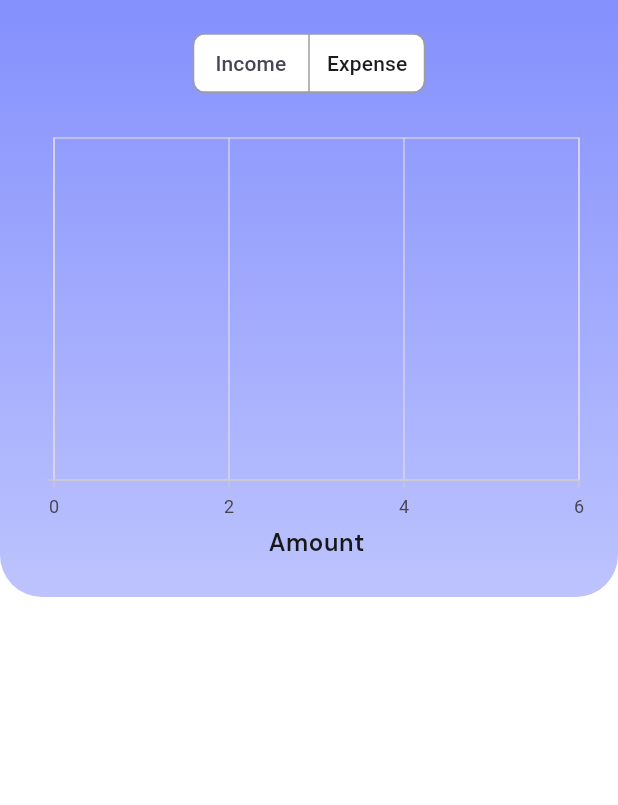
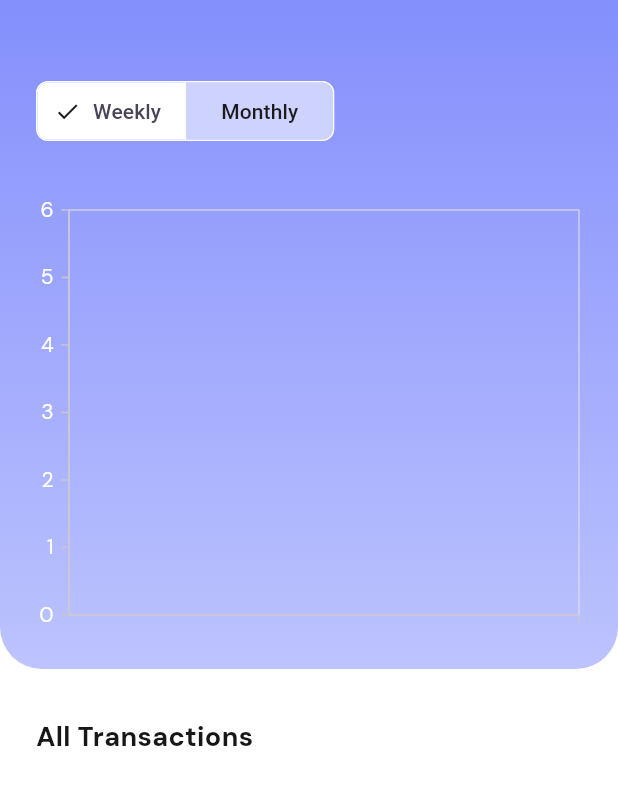
Before and after one commit to Ankit180898/spendify, a Flutter app: the NewWalletScreen screen opened directly, on a phone screen of 412 x 824 dp, the part 96-901 px from its top. Run offline on Flutter 3.47's test engine with Material 3 defaults, Android fonts, the phone set to English and light mode, and no system bars; our stand-ins replace flutter_dotenv, flutter_svg, get, google_fonts, iconsax, image_picker and 5 more; missing offline and left inert: staggered_grid_view_flutter; accounts and stored records are empty; network calls fail; Roboto replaces fonts that are missing (poppins); statements that could not run were skipped; project files that could hold a hidden picture were left out.

Commit message:
Added graph and improved the ui

```diff
--- a/lib/controller/home_controller/home_controller.dart
+++ b/lib/controller/home_controller/home_controller.dart
@@ -23,11 +23,15 @@ class HomeController extends GetxController {
   var isLoading = false.obs;
   var totalExpense = 0.obs;
   var totalIncome = 0.obs;
-  var selectedFilter = 'day'.obs;
+  var selectedFilter = 'weekly'.obs;
 
   var selectedChip = ''.obs;
+  var isSelected = false.obs;
   List<Map<String, dynamic>> chartData = [];
 
+  // pagination variables
+  var currentPage = 1;
+  var itemsPerPage = 10;
   @override
   void onInit() async {
     super.onInit();
@@ -35,7 +39,7 @@ class HomeController extends GetxController {
     await getTransactions();
     await getBalance();
     // Filter transactions into income and expense
-    filterTransactions('income');
+    filterTransactions(selectedFilter.value);
   }
 
   Future<void> getProfile() async {
@@ -115,17 +119,36 @@ class HomeController extends GetxController {
 
   var filteredTransactions = <Map<String, dynamic>>[].obs;
 
-  // Method to filter transactions based on type (expense or income)
-  void filterTransactions(String type) {
-    filteredTransactions.assignAll(transactions
-        .where((transaction) => transaction['type'] == type)
-        .toList());
+  // Method to filter transactions based on date
+  void filterTransactions(String date) {
+    final now = DateTime.now();
+    switch (date) {
+      case 'weekly':
+        final startOfWeek = getMondayOfCurrentWeek();
+        filteredTransactions.assignAll(transactions
+            .where((transaction) =>
+                DateTime.parse(transaction['date']).isAfter(startOfWeek))
+            .toList());
+        break;
+      case 'monthly':
+        final startOfMonth = DateTime(now.year, now.month, 1);
+        filteredTransactions.assignAll(transactions
+            .where((transaction) =>
+                DateTime.parse(transaction['date']).isAfter(startOfMonth))
+            .toList());
+        break;
+      // Add more cases for other date filters
+      default:
+        filteredTransactions.assignAll(transactions); // No filter applied
+        break;
+    }
   }
 
   var filteredTransactionsByCategoryList = <Map<String, dynamic>>[].obs;
 
   // Method to filter transactions based on category
   void filterTransactionsByCategory(String category) {
+    isSelected.value = true;
     selectedChip.value = category;
     filteredTransactionsByCategoryList.assignAll(transactions
         .where((transaction) => transaction['category'] == category)
@@ -164,4 +187,17 @@ class HomeController extends GetxController {
 
     print("totalIncome: $totalIncome");
   }
+
+  // Method to get the start of the current week (Monday)
+  static DateTime getMondayOfCurrentWeek() {
+    final now = DateTime.now();
+    final daysSinceMonday = (now.weekday + 6) % 7;
+    return now.subtract(Duration(days: daysSinceMonday));
+  }
+
+  // Method to format a DateTime object to a specific format
+  static String formatDate(DateTime dateTime, String format) {
+    final formatter = DateFormat(format);
+    return formatter.format(dateTime);
+  }
 }
--- a/lib/view/home/home_screen.dart
+++ b/lib/view/home/home_screen.dart
@@ -43,7 +43,7 @@ class HomeScreen extends StatelessWidget {
             ),
             Padding(
               padding:
-                  const EdgeInsets.only(left: 24.0, right: 24.0, top: 16.0),
+                  const EdgeInsets.only(left: 24.0, right: 24.0, top: 24.0),
               child: Align(
                 alignment: Alignment.centerLeft,
                 child: Text(
@@ -53,7 +53,6 @@ class HomeScreen extends StatelessWidget {
               ),
             ),
             const TabsView(),
-            verticalSpace(16),
 
             //  TransactionsGraph(),
             const SingleChildScrollView(child: TransactionsContent()),
--- a/lib/view/wallet/new_wallet_screen.dart
+++ b/lib/view/wallet/new_wallet_screen.dart
@@ -11,7 +11,7 @@ import 'package:spendify/utils/utils.dart';
 import 'package:spendify/widgets/bottom_navigation.dart';
 import 'package:syncfusion_flutter_charts/charts.dart';
 
-enum Filtered { income, expense }
+enum Filtered { weekly, monthly }
 
 class NewWalletScreen extends StatelessWidget {
   @override
@@ -20,7 +20,7 @@ class NewWalletScreen extends StatelessWidget {
     final controller2 = Get.find<TransactionController>();
     var selectedFilter = 'income'.obs;
 
-    var transactions = Filtered.income.obs;
+    var transactions = Filtered.weekly.obs;
     return Scaffold(
       backgroundColor: Colors.white,
       body: SingleChildScrollView(
@@ -36,22 +36,33 @@ class NewWalletScreen extends StatelessWidget {
                         bottomLeft: Radius.circular(28),
                         bottomRight: Radius.circular(28))),
                 child: Column(
+                  crossAxisAlignment: CrossAxisAlignment.start,
                   children: [
                     Padding(
-                      padding: const EdgeInsets.symmetric(vertical: 24.0),
+                      padding: const EdgeInsets.symmetric(
+                          vertical: 32.0, horizontal: 24.0),
                       child: Text(
-                        "Expenses",
-                        style:
-                            TextStyle(fontSize: 24, color: AppColor.secondary),
+                        "Transactions",
+                        style: titleText(24, AppColor.secondaryExtraSoft),
                       ),
                     ),
-                    Center(
+                    Padding(
+                      padding: const EdgeInsets.symmetric(
+                          horizontal: 24.0, vertical: 16.0),
                       child: SegmentedButton<Filtered>(
                         style: ButtonStyle(
+                          backgroundColor:
+                              MaterialStateProperty.resolveWith<Color>(
+                            (Set<MaterialState> states) {
+                              if (states.contains(MaterialState.selected)) {
+                                return Colors.white;
+                              }
+                              return AppColor.primarySoft;
+                            },
+                          ),
                           enableFeedback: true,
                           side: MaterialStateProperty.all<BorderSide>(
-                            BorderSide(color: AppColor.secondarySoft),
-                          ),
+                              BorderSide(color: Colors.white)),
                           shape:
                               MaterialStateProperty.all<RoundedRectangleBorder>(
                             const RoundedRectangleBorder(
@@ -59,29 +70,29 @@ class NewWalletScreen extends StatelessWidget {
                                   BorderRadius.all(Radius.circular(8)),
                             ),
                           ),
-                          backgroundColor: MaterialStateProperty.all<Color>(
-                            Colors.white,
                         ),
+                        showSelectedIcon: true,
+                        selectedIcon: Icon(
+                          Icons.check,
+                          color: AppColor.secondary,
                         ),
-                        showSelectedIcon: false,
-                        selectedIcon: null,
                         segments: const <ButtonSegment<Filtered>>[
                           ButtonSegment<Filtered>(
-                            value: Filtered.income,
-                            label: Text('Income'),
+                            value: Filtered.weekly,
+                            label: Text('Weekly'),
                           ),
                           ButtonSegment<Filtered>(
-                            value: Filtered.expense,
-                            label: Text('Expense'),
+                            value: Filtered.monthly,
+                            label: Text('Monthly'),
                           ),
                         ],
                         selected: <Filtered>{transactions.value},
                         onSelectionChanged: (Set<Filtered> newSelection) {
                           transactions.value = newSelection.first;
                           controller.selectedFilter.value =
-                              newSelection.first == Filtered.income
-                                  ? 'income'
-                                  : 'expense';
+                              newSelection.first == Filtered.weekly
+                                  ? 'weekly'
+                                  : 'monthly';
                           controller.filterTransactions(
                               controller.selectedFilter.value);
                         },
@@ -92,39 +103,52 @@ class NewWalletScreen extends StatelessWidget {
                         padding: const EdgeInsets.symmetric(horizontal: 16.0),
                         child: SfCartesianChart(
                             primaryXAxis: CategoryAxis(
-                          labelStyle: normalText(16, AppColor.secondary),
-                          isInversed: true,
+                              labelStyle: normalText(14, Colors.white),
+                              majorGridLines: const MajorGridLines(width: 0),
                             ),
                             primaryYAxis: NumericAxis(
-                          title: AxisTitle(
-                              text: 'Amount',
-                              textStyle:
-                                  mediumTextStyle(16, AppColor.secondary)),
-                        ),
+                                labelStyle: normalText(14, Colors.white),
+                                majorGridLines: const MajorGridLines(width: 0)),
                             series: <CartesianSeries>[
-                          BarSeries<Map<String, dynamic>, String>(
-                            borderRadius: BorderRadius.only(
-                                topRight: Radius.circular(20),
-                                bottomRight: Radius.circular(20)),
+                              ColumnSeries<Map<String, dynamic>, String>(
                                 color: AppColor.primarySoft,
                                 enableTooltip: true,
-                            dataSource:
-                                controller.selectedFilter.value == 'expense'
-                                    ? controller.expenseTransactions
-                                    : controller.incomeTransactions,
-                            xValueMapper: (datum, _) => DateFormat('MMM')
+                                dataSource: controller.incomeTransactions,
+                                xValueMapper: (datum, _) => controller
+                                            .selectedFilter.value ==
+                                        'weekly'
+                                    ? DateFormat('EEE')
+                                        .format(DateTime.parse(datum['date']))
+                                    : DateFormat('MMM')
                                         .format(DateTime.parse(datum['date'])),
                                 yValueMapper: (datum, _) => datum['amount'],
-                            name: 'Expense',
                               ),
-                        ],
-                      ),
-                    ),
+                              ColumnSeries<Map<String, dynamic>, String>(
+                                color: AppColor.primary,
+                                dataSource: controller.expenseTransactions,
+                                xValueMapper: (datum, _) => controller
+                                            .selectedFilter.value ==
+                                        'weekly'
+                                    ? DateFormat('EEE')
+                                        .format(DateTime.parse(datum['date']))
+                                    : DateFormat('MMM')
+                                        .format(DateTime.parse(datum['date'])),
+                                yValueMapper: (datum, _) => datum['amount'],
+                              )
+                            ])),
                     verticalSpace(16),
                   ],
                 ),
               ),
               verticalSpace(16),
+              Padding(
+                padding: const EdgeInsets.symmetric(
+                    horizontal: 24.0, vertical: 16.0),
+                child: Text(
+                  'All Transactions',
+                  style: titleText(18, AppColor.secondary),
+                ),
+              ),
               ListView.builder(
                 padding: const EdgeInsets.all(0),
                 shrinkWrap: true,
@@ -190,3 +214,34 @@ class NewWalletScreen extends StatelessWidget {
     }
   }
 }
+
+
+// SfCartesianChart(
+//                         plotAreaBorderWidth: 0,
+//                         primaryXAxis: const CategoryAxis(
+//                             majorGridLines: MajorGridLines(width: 0)),
+//                         primaryYAxis: NumericAxis(
+//                           axisLine: AxisLine(width: 0),
+//                           title: AxisTitle(
+//                               text: 'Amount',
+//                               textStyle:
+//                                   mediumTextStyle(16, AppColor.secondary)),
+//                         ),
+//                         series: <CartesianSeries>[
+//                           ColumnSeries<Map<String, dynamic>, String>(
+//                             borderRadius: BorderRadius.only(
+//                                 topRight: Radius.circular(20),
+//                                 topLeft: Radius.circular(20)),
+//                             color: AppColor.primarySoft,
+//                             enableTooltip: true,
+//                             dataSource:
+//                                 controller.selectedFilter.value == 'expense'
+//                                     ? controller.expenseTransactions
+//                                     : controller.incomeTransactions,
+//                             xValueMapper: (datum, _) => DateFormat('MMM')
+//                                 .format(DateTime.parse(datum['date'])),
+//                             yValueMapper: (datum, _) => datum['amount'],
+//                             name: 'Expense',
+//                           ),
+//                         ],
+//                       ),
--- a/lib/widgets/common_bottom_sheet.dart
+++ b/lib/widgets/common_bottom_sheet.dart
@@ -56,14 +56,14 @@ class _BottomSheetExampleState extends State<BottomSheetExample> {
                       },
                     ),
                     side: MaterialStateProperty.all<BorderSide>(
-                        BorderSide(color: AppColor.secondarySoft)),
+                        BorderSide(color: Colors.white)),
                     shape: MaterialStateProperty.all<RoundedRectangleBorder>(
                       const RoundedRectangleBorder(
                         borderRadius: BorderRadius.all(Radius.circular(8)),
                       ),
                     ),
                   ),
-                  showSelectedIcon: false,
+                  showSelectedIcon: true,
                   selectedIcon: null,
                   segments: <ButtonSegment<Transactions>>[
                     ButtonSegment<Transactions>(
```
Also changed, not shown: lib/view/home/components/tabs_view.dart (+6 -1 lines), lib/view/home/components/transaction_list.dart (+9 -5 lines), lib/view/wallet/transaction_list_item.dart (added, +62 -0 lines), lib/widgets/bottom_navigation.dart (+14 -4 lines), assets/bills.svg, assets/car.svg, assets/gifts.svg, assets/health.svg, assets/investment.svg, assets/transport.svg. Lines whose indentation alone changed are shown as unchanged.
